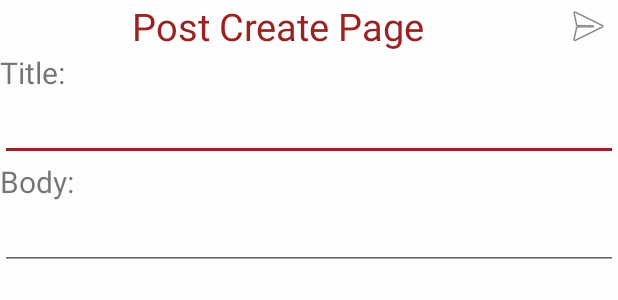
After one commit to iegrsy/CompanyBlog, an Android app: the layout fragment_new_post_page.xml on its own in the app's theme, with its tools: preview values and no code run, on a phone screen of 412 x 824 dp. The commit adds this screen. Shown: the top 300 px of the screen. Run offline under Robolectric (Android 15) with nearby library versions, the phone set to English and light mode, and no system bars; network calls fail.

Commit message:
Add send post.

```diff
--- a/CompanyBlogMobile/app/src/main/java/space/iegrsy/companyblogmobile/activity/MainActivity.java
+++ b/CompanyBlogMobile/app/src/main/java/space/iegrsy/companyblogmobile/activity/MainActivity.java
@@ -13,6 +13,7 @@ import android.widget.FrameLayout;
 import butterknife.BindView;
 import butterknife.ButterKnife;
 import space.iegrsy.companyblogmobile.fragment.HomeFragment;
+import space.iegrsy.companyblogmobile.fragment.NewPostFragment;
 import space.iegrsy.companyblogmobile.fragment.ProfileFragment;
 import space.iegrsy.companyblogmobile.R;
 
@@ -28,6 +29,7 @@ public class MainActivity extends AppCompatActivity {
     private FragmentManager fragmentManager;
     private HomeFragment homeFragment;
     private ProfileFragment profileFragment;
+    private NewPostFragment newPostFragment;
 
     private BottomNavigationView.OnNavigationItemSelectedListener mOnNavigationItemSelectedListener
             = new BottomNavigationView.OnNavigationItemSelectedListener() {
@@ -39,6 +41,9 @@ public class MainActivity extends AppCompatActivity {
                     return true;
                 case R.id.navigation_profile:
                     switchFragment(profileFragment);
+                    return true;
+                case R.id.navigation_add:
+                    switchFragment(newPostFragment);
                     return true;
             }
             return false;
@@ -64,6 +69,7 @@ public class MainActivity extends AppCompatActivity {
     private void initUI() {
         homeFragment = new HomeFragment(this, userid);
         profileFragment = new ProfileFragment(this, userid);
+        newPostFragment = new NewPostFragment(this, userid);
 
         fragmentManager = getSupportFragmentManager();
         navigation.setOnNavigationItemSelectedListener(mOnNavigationItemSelectedListener);
--- /dev/null
+++ b/CompanyBlogMobile/app/src/main/res/layout/fragment_new_post_page.xml
@@ -0,0 +1,73 @@
+<?xml version="1.0" encoding="utf-8"?>
+<android.support.constraint.ConstraintLayout xmlns:android="http://schemas.android.com/apk/res/android"
+    xmlns:app="http://schemas.android.com/apk/res-auto"
+    android:layout_width="match_parent"
+    android:layout_height="match_parent"
+    android:background="@color/colorNavigation">
+
+    <LinearLayout
+        android:id="@+id/new_post_navigation"
+        android:layout_width="match_parent"
+        android:layout_height="wrap_content"
+        android:background="@color/colorNavigation"
+        android:orientation="horizontal"
+        app:layout_constraintEnd_toEndOf="parent"
+        app:layout_constraintStart_toStartOf="parent"
+        app:layout_constraintTop_toTopOf="parent">
+
+        <TextView
+            android:layout_width="match_parent"
+            android:layout_height="wrap_content"
+            android:layout_weight="1"
+            android:gravity="center"
+            android:text="Post Create Page"
+            android:textColor="@color/colorAccent"
+            android:textSize="25sp" />
+
+        <ImageButton
+            android:id="@+id/new_post_send_btn"
+            android:layout_width="match_parent"
+            android:layout_height="wrap_content"
+            android:layout_gravity="center"
+            android:layout_weight="9"
+            android:background="@android:color/transparent"
+            android:src="@android:drawable/ic_menu_send" />
+    </LinearLayout>
+
+    <ScrollView
+        android:layout_width="match_parent"
+        android:layout_height="0dp"
+        app:layout_constraintBottom_toBottomOf="parent"
+        app:layout_constraintEnd_toEndOf="parent"
+        app:layout_constraintStart_toStartOf="parent"
+        app:layout_constraintTop_toBottomOf="@id/new_post_navigation">
+
+        <LinearLayout
+            android:layout_width="match_parent"
+            android:layout_height="wrap_content"
+            android:orientation="vertical">
+
+            <TextView
+                android:layout_width="wrap_content"
+                android:layout_height="wrap_content"
+                android:text="Title: "
+                android:textSize="20sp" />
+
+            <EditText
+                android:id="@+id/new_post_title"
+                android:layout_width="match_parent"
+                android:layout_height="wrap_content" />
+
+            <TextView
+                android:layout_width="wrap_content"
+                android:layout_height="wrap_content"
+                android:text="Body: "
+                android:textSize="20sp" />
+
+            <EditText
+                android:id="@+id/new_post_body"
+                android:layout_width="match_parent"
+                android:layout_height="match_parent" />
+        </LinearLayout>
+    </ScrollView>
+</android.support.constraint.ConstraintLayout>
--- a/CompanyBlogMobile/app/src/main/res/menu/navigation.xml
+++ b/CompanyBlogMobile/app/src/main/res/menu/navigation.xml
@@ -7,6 +7,11 @@
         android:title="@string/title_home" />
 
     <item
+        android:id="@+id/navigation_add"
+        android:icon="@android:drawable/ic_input_add"
+        android:title="@string/title_add" />
+
+    <item
         android:id="@+id/navigation_profile"
         android:icon="@drawable/ic_dashboard_black_24dp"
         android:title="@string/title_profile" />
--- a/CompanyBlogMobile/app/src/main/res/values/strings.xml
+++ b/CompanyBlogMobile/app/src/main/res/values/strings.xml
@@ -6,4 +6,5 @@
     <string name="title_notifications">Notifications</string>
     <string name="title_profile">Profile</string>
     <string name="hint_your_comment">your comment</string>
+    <string name="title_add">Add</string>
 </resources>
```
Also changed, not shown: CompanyBlogMobile/app/src/main/java/space/iegrsy/companyblogmobile/fragment/NewPostFragment.java (added, +80 -0 lines), CompanyBlogMobile/app/src/main/java/space/iegrsy/companyblogmobile/helper/DataBaseUtil.java (+4 -4 lines).
